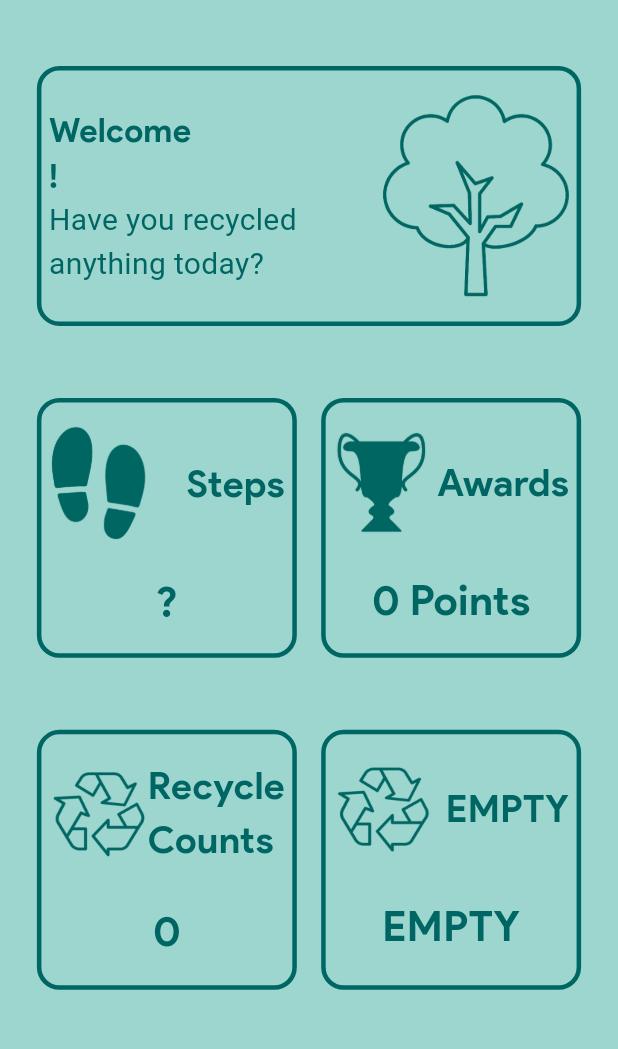
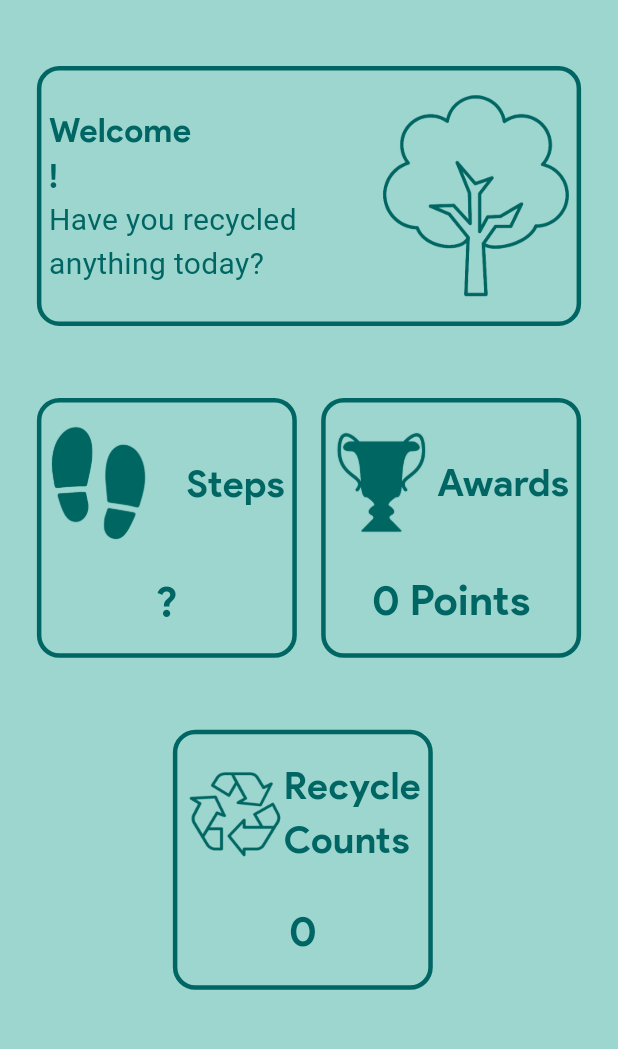
Before and after one commit to ecinosia/green_perk, a Flutter app: the HomePage screen opened by its route, on a phone screen of 412 x 824 dp, the part 84-1133 px from its top. Run offline on Flutter 3.47's test engine with Material 3 defaults, Android fonts, the phone set to English and light mode, and no system bars; our stand-ins replace cloud_firestore, firebase_auth, firebase_core, firebase_storage, go_router, google_generative_ai and 2 more; missing offline and left inert: firebase_app_check, flutter_tflite, image_network; accounts and stored records are empty; generated files the repository leaves out were written again; Roboto replaces fonts that are missing (Cy Grotestk Key).

Commit message:
fix: Empty card deleted

```diff
--- a/lib/pages/homePage/home_page.dart
+++ b/lib/pages/homePage/home_page.dart
@@ -162,11 +162,11 @@ class _HomePageState extends State<HomePage> {
                   ),
                   const W02CustomSizedBox(),
                   // TODO This card is empty need to add feature!
-                  const HomePageCustomCardWidget(
-                    title: 'EMPTY',
-                    imagePath: 'lib/assets/images/recycle.png',
-                    value: "EMPTY",
-                  ),
+                  // const HomePageCustomCardWidget(
+                  //   title: 'EMPTY',
+                  //   imagePath: 'lib/assets/images/recycle.png',
+                  //   value: "EMPTY",
+                  // ),
                 ],
               ),
             ],
```
